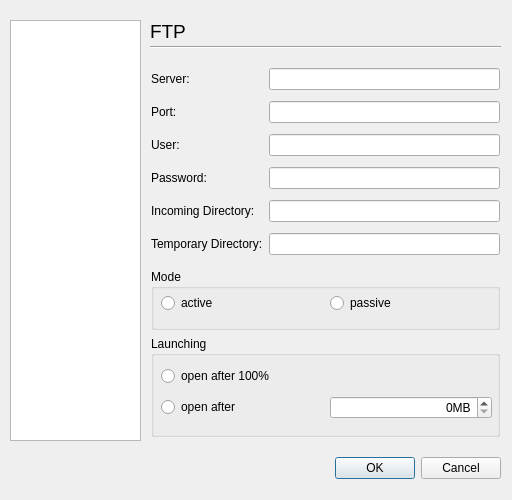
Qt form juicer/src/qajoptionsdialogbase.ui (applejuicenetz/gui-juicer) before a commit.
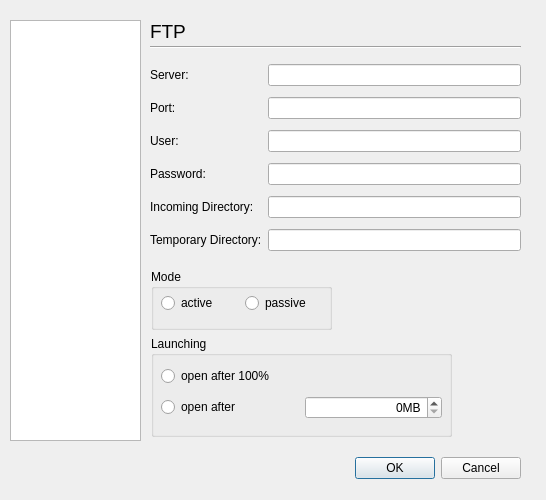
The same form after that commit. The open tabs and pages were chosen to show the change.

What changed in the file:
```diff
--- a/juicer/src/qajoptionsdialogbase.ui
+++ b/juicer/src/qajoptionsdialogbase.ui
@@ -5,7 +5,7 @@
    <rect>
     <x>0</x>
     <y>0</y>
-    <width>512</width>
+    <width>546</width>
     <height>500</height>
    </rect>
   </property>
@@ -17,7 +17,7 @@
     <rect>
      <x>10</x>
      <y>452</y>
-     <width>491</width>
+     <width>511</width>
      <height>33</height>
     </rect>
    </property>
@@ -78,7 +78,7 @@
     <rect>
      <x>140</x>
      <y>9</y>
-     <width>371</width>
+     <width>391</width>
      <height>431</height>
     </rect>
    </property>
@@ -881,19 +881,6 @@
     </widget>
    </widget>
    <widget class="QWidget" name="Ftp" >
-    <widget class="Line" name="line_6" >
-     <property name="geometry" >
-      <rect>
-       <x>10</x>
-       <y>30</y>
-       <width>351</width>
-       <height>16</height>
-      </rect>
-     </property>
-     <property name="orientation" >
-      <enum>Qt::Horizontal</enum>
-     </property>
-    </widget>
     <widget class="QLabel" name="label_29" >
      <property name="geometry" >
       <rect>
@@ -912,12 +899,93 @@
       <string>FTP</string>
      </property>
     </widget>
-    <widget class="QWidget" name="layoutWidget" >
+    <widget class="Line" name="line_6" >
+     <property name="geometry" >
+      <rect>
+       <x>10</x>
+       <y>30</y>
+       <width>371</width>
+       <height>16</height>
+      </rect>
+     </property>
+     <property name="orientation" >
+      <enum>Qt::Horizontal</enum>
+     </property>
+    </widget>
+    <widget class="QGroupBox" name="groupBox_2" >
      <property name="geometry" >
       <rect>
        <x>11</x>
-       <y>54</y>
-       <width>349</width>
+       <y>327</y>
+       <width>301</width>
+       <height>101</height>
+      </rect>
+     </property>
+     <property name="title" >
+      <string>Launching</string>
+     </property>
+     <widget class="QWidget" name="layoutWidget" >
+      <property name="geometry" >
+       <rect>
+        <x>10</x>
+        <y>26</y>
+        <width>281</width>
+        <height>63</height>
+       </rect>
+      </property>
+      <layout class="QVBoxLayout" >
+       <property name="margin" >
+        <number>0</number>
+       </property>
+       <property name="spacing" >
+        <number>6</number>
+       </property>
+       <item>
+        <widget class="QRadioButton" name="ftpFullRadioButton" >
+         <property name="text" >
+          <string>open after 100% </string>
+         </property>
+        </widget>
+       </item>
+       <item>
+        <layout class="QHBoxLayout" >
+         <property name="margin" >
+          <number>0</number>
+         </property>
+         <property name="spacing" >
+          <number>6</number>
+         </property>
+         <item>
+          <widget class="QRadioButton" name="ftpMbRadioButton" >
+           <property name="text" >
+            <string>open after</string>
+           </property>
+          </widget>
+         </item>
+         <item>
+          <widget class="QSpinBox" name="ftpMbSpinBox" >
+           <property name="layoutDirection" >
+            <enum>Qt::LeftToRight</enum>
+           </property>
+           <property name="alignment" >
+            <set>Qt::AlignRight</set>
+           </property>
+           <property name="suffix" >
+            <string>MB</string>
+           </property>
+          </widget>
+         </item>
+        </layout>
+       </item>
+      </layout>
+     </widget>
+    </widget>
+    <widget class="QWidget" name="layoutWidget" >
+     <property name="geometry" >
+      <rect>
+       <x>10</x>
+       <y>50</y>
+       <width>371</width>
        <height>200</height>
       </rect>
      </property>
@@ -999,7 +1067,7 @@
       <rect>
        <x>11</x>
        <y>260</y>
-       <width>349</width>
+       <width>181</width>
        <height>61</height>
       </rect>
      </property>
@@ -1011,7 +1079,7 @@
        <rect>
         <x>10</x>
         <y>20</y>
-        <width>331</width>
+        <width>161</width>
         <height>28</height>
        </rect>
       </property>
@@ -1039,74 +1107,6 @@
       </layout>
      </widget>
     </widget>
-    <widget class="QGroupBox" name="groupBox_2" >
-     <property name="geometry" >
-      <rect>
-       <x>11</x>
-       <y>327</y>
-       <width>349</width>
-       <height>101</height>
-      </rect>
-     </property>
-     <property name="title" >
-      <string>Launching</string>
-     </property>
-     <widget class="QWidget" name="layoutWidget" >
-      <property name="geometry" >
-       <rect>
-        <x>10</x>
-        <y>26</y>
-        <width>331</width>
-        <height>63</height>
-       </rect>
-      </property>
-      <layout class="QVBoxLayout" >
-       <property name="margin" >
-        <number>0</number>
-       </property>
-       <property name="spacing" >
-        <number>6</number>
-       </property>
-       <item>
-        <widget class="QRadioButton" name="ftpFullRadioButton" >
-         <property name="text" >
-          <string>open after 100% </string>
-         </property>
-        </widget>
-       </item>
-       <item>
-        <layout class="QHBoxLayout" >
-         <property name="margin" >
-          <number>0</number>
-         </property>
-         <property name="spacing" >
-          <number>6</number>
-         </property>
-         <item>
-          <widget class="QRadioButton" name="ftpMbRadioButton" >
-           <property name="text" >
-            <string>open after</string>
-           </property>
-          </widget>
-         </item>
-         <item>
-          <widget class="QSpinBox" name="ftpMbSpinBox" >
-           <property name="layoutDirection" >
-            <enum>Qt::LeftToRight</enum>
-           </property>
-           <property name="alignment" >
-            <set>Qt::AlignRight</set>
-           </property>
-           <property name="suffix" >
-            <string>MB</string>
-           </property>
-          </widget>
-         </item>
-        </layout>
-       </item>
-      </layout>
-     </widget>
-    </widget>
    </widget>
   </widget>
  </widget>
```
Left out of the diff: 206 changed lines with no effect on the pictures.
